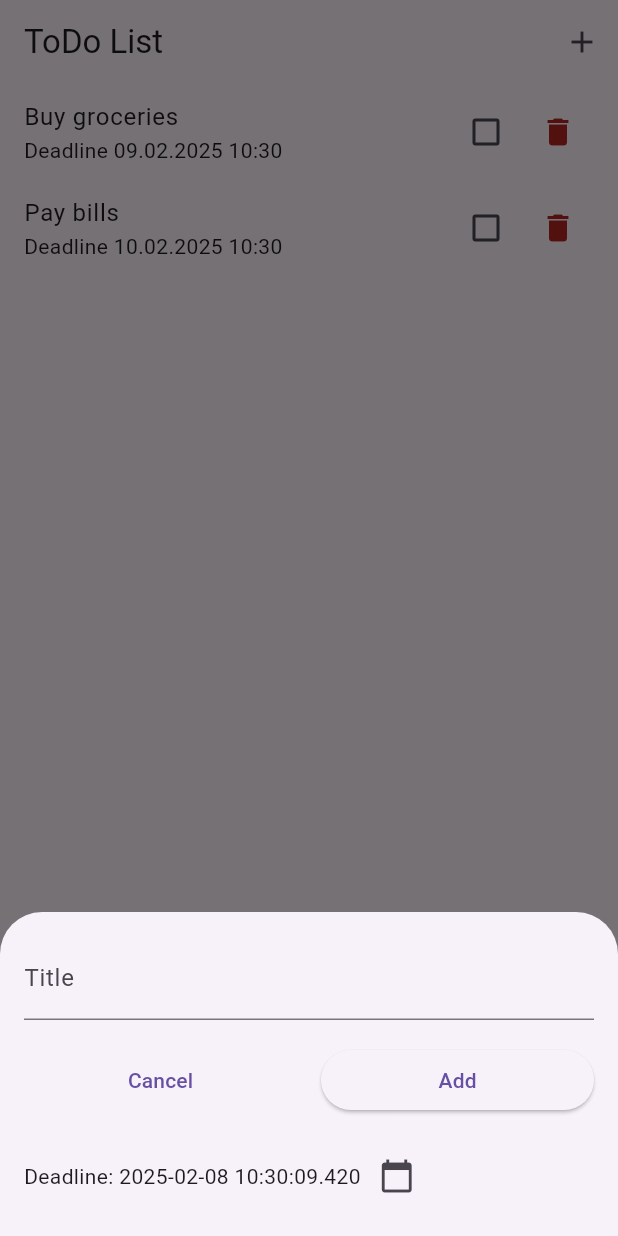
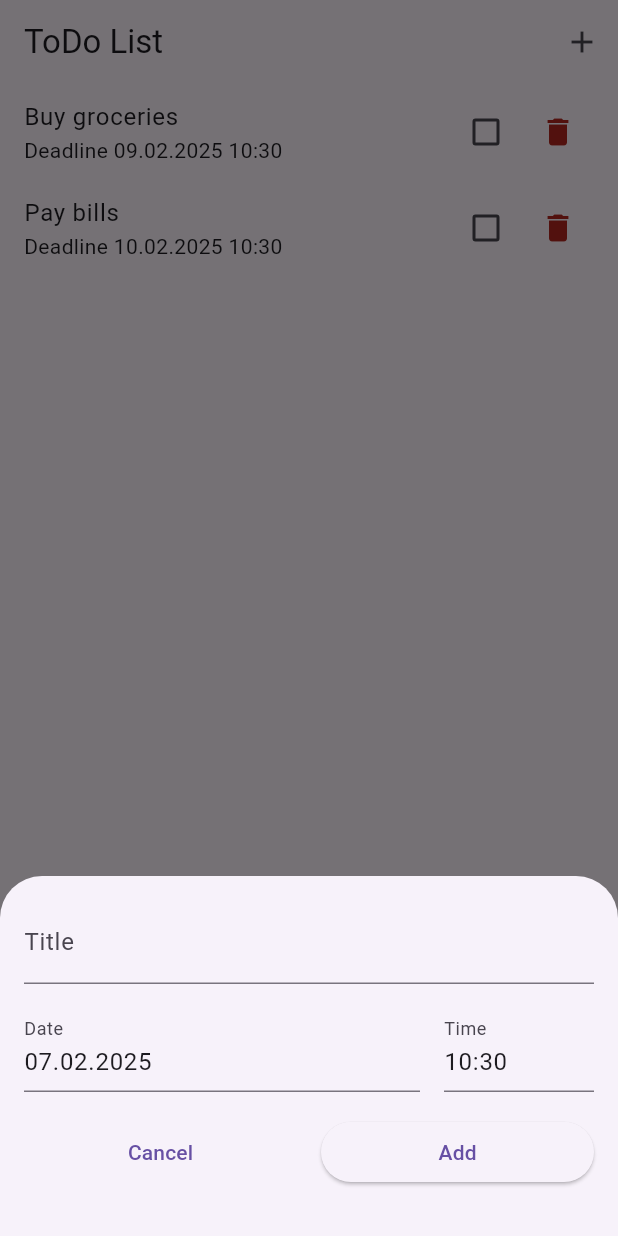
Before and after one commit to Dana-Nam/hw_26, a Flutter app: the screen it shows after launch, after a tap on the "delete" icon, after a tap on the "add" icon, on a phone screen of 412 x 824 dp. Run offline on Flutter 3.47's test engine with Material 3 defaults, Android fonts, the phone set to English and light mode, and no system bars.

Commit message:
Added the ability to select a deadline time, corrected the completed method, corrected the deadline for today

```diff
--- a/lib/helpers/format_datetime.dart
+++ b/lib/helpers/format_datetime.dart
@@ -1,21 +1,30 @@
-String formatDateTime(DateTime dateTime) {
-  final day = _zeroPad(dateTime.day);
-
-  final month = _zeroPad(dateTime.month);
-
-  final year = dateTime.year;
-
-  final hour = _zeroPad(dateTime.hour);
-
-  final minute = _zeroPad(dateTime.minute);
-
-  return '$day.$month.$year $hour:$minute';
-}
+import 'package:flutter/material.dart';
 
 String _zeroPad(int dateTimeValue) {
   if (dateTimeValue < 10) {
     return '0$dateTimeValue';
   }
-
   return dateTimeValue.toString();
 }
+
+String formatDate(DateTime dateTime) {
+  final day = _zeroPad(dateTime.day);
+  final month = _zeroPad(dateTime.month);
+  final year = dateTime.year;
+
+  return '$day.$month.$year';
+}
+
+String formatTime(TimeOfDay time) {
+  final hour = _zeroPad(time.hour);
+  final minute = _zeroPad(time.minute);
+
+  return '$hour:$minute';
+}
+
+String formatDateTime(DateTime dateTime) {
+  // 29.01.2025 10:43
+  final date = formatDate(dateTime);
+  final time = formatTime(TimeOfDay.fromDateTime(dateTime));
+  return '$date $time';
+}
--- a/lib/models/task.dart
+++ b/lib/models/task.dart
@@ -9,16 +9,10 @@ class Task {
     required this.deadlineDate,
     this.isCompleted = false,
     this.completeDate,
-  }) {
-    if (deadlineDate.isBefore(DateTime.now())) {
-      throw ArgumentError('Deadline must be in the future');
-    }
-  }
+  });
 
   void completeTask() {
-    if (!isCompleted) {
-      isCompleted = true;
-      completeDate = DateTime.now();
-    }
+    isCompleted = !isCompleted;
+    completeDate = isCompleted ? DateTime.now() : null;
   }
 }
--- a/lib/todo_list.dart
+++ b/lib/todo_list.dart
@@ -25,6 +25,8 @@ class _TodoListState extends State<TodoList> {
   void toggleTaskCompletion(int index) {
     setState(() {
       tasks[index].completeTask();
+      print(
+          "Задача ${tasks[index].title} теперь isCompleted: ${tasks[index].isCompleted}");
     });
   }
 
--- a/lib/widgets/new_task.dart
+++ b/lib/widgets/new_task.dart
@@ -1,4 +1,5 @@
 import 'package:flutter/material.dart';
+import '../helpers/format_datetime.dart';
 import '../models/task.dart';
 
 class NewTask extends StatefulWidget {
@@ -12,7 +13,18 @@ class NewTask extends StatefulWidget {
 
 class _NewTaskState extends State<NewTask> {
   var title = '';
-  DateTime _deadlineDate = DateTime.now().add(Duration(days: 1));
+  var selectedDate = DateTime.now();
+  var selectedTimeOfDay = TimeOfDay.now();
+
+  final dateController = TextEditingController();
+  final timeController = TextEditingController();
+
+  @override
+  void initState() {
+    super.initState();
+    dateController.text = formatDate(selectedDate);
+    timeController.text = formatTime(selectedTimeOfDay);
+  }
 
   void onCanceled() {
     Navigator.pop(context);
@@ -20,24 +32,51 @@ class _NewTaskState extends State<NewTask> {
 
   void onSaved() {
     if (title.trim().isEmpty) return;
+    final dateTime = DateTime(
+      selectedDate.year,
+      selectedDate.month,
+      selectedDate.day,
+      selectedTimeOfDay.hour,
+      selectedTimeOfDay.minute,
+    );
     final newTask = Task(
       title: title.trim(),
-      deadlineDate: _deadlineDate,
+      deadlineDate: dateTime,
     );
     widget.onTaskCreated(newTask);
     Navigator.pop(context);
   }
 
-  void _pickDeadlineDate() async {
-    DateTime? pickedDate = await showDatePicker(
+  void onDateTap() async {
+    final now = DateTime.now();
+    final firstDate = DateTime(now.year, now.month, now.day);
+    final lastDate = DateTime(now.year + 1, now.month, now.day);
+
+    final dateFromUser = await showDatePicker(
       context: context,
-      initialDate: _deadlineDate,
-      firstDate: DateTime.now().add(Duration(days: 1)),
-      lastDate: DateTime(2100),
+      firstDate: firstDate,
+      lastDate: lastDate,
+      initialDate: selectedDate,
     );
-    if (pickedDate != null && pickedDate != _deadlineDate) {
+
+    if (dateFromUser != null) {
       setState(() {
-        _deadlineDate = pickedDate;
+        selectedDate = dateFromUser;
+        dateController.text = formatDate(dateFromUser);
+      });
+    }
+  }
+
+  void onTimeTap() async {
+    final pickedTime = await showTimePicker(
+      context: context,
+      initialTime: selectedTimeOfDay,
+    );
+
+    if (pickedTime != null) {
+      setState(() {
+        selectedTimeOfDay = pickedTime;
+        timeController.text = formatTime(pickedTime);
       });
     }
   }
@@ -59,6 +98,29 @@ class _NewTaskState extends State<NewTask> {
           Row(
             children: [
               Expanded(
+                child: TextField(
+                  onTap: onDateTap,
+                  readOnly: true,
+                  controller: dateController,
+                  decoration: InputDecoration(label: Text('Date')),
+                ),
+              ),
+              SizedBox(width: 16),
+              SizedBox(
+                width: 100,
+                child: TextField(
+                  onTap: onTimeTap,
+                  readOnly: true,
+                  controller: timeController,
+                  decoration: InputDecoration(label: Text('Time')),
+                ),
+              ),
+            ],
+          ),
+          const SizedBox(height: 16),
+          Row(
+            children: [
+              Expanded(
                 child: TextButton(
                   onPressed: onCanceled,
                   child: const Text('Cancel'),
@@ -74,15 +136,6 @@ class _NewTaskState extends State<NewTask> {
             ],
           ),
           const SizedBox(height: 16),
-          Row(
-            children: [
-              Text('Deadline: ${_deadlineDate.toLocal()}'),
-              IconButton(
-                icon: Icon(Icons.calendar_today),
-                onPressed: _pickDeadlineDate,
-              ),
-            ],
-          ),
         ],
       ),
     );
--- a/lib/widgets/task_card.dart
+++ b/lib/widgets/task_card.dart
@@ -61,7 +61,6 @@ class TaskCard extends StatelessWidget {
               Checkbox(
                 value: task.isCompleted,
                 onChanged: (_) {
-                  task.completeTask();
                   onToggle();
                 },
               ),
```
